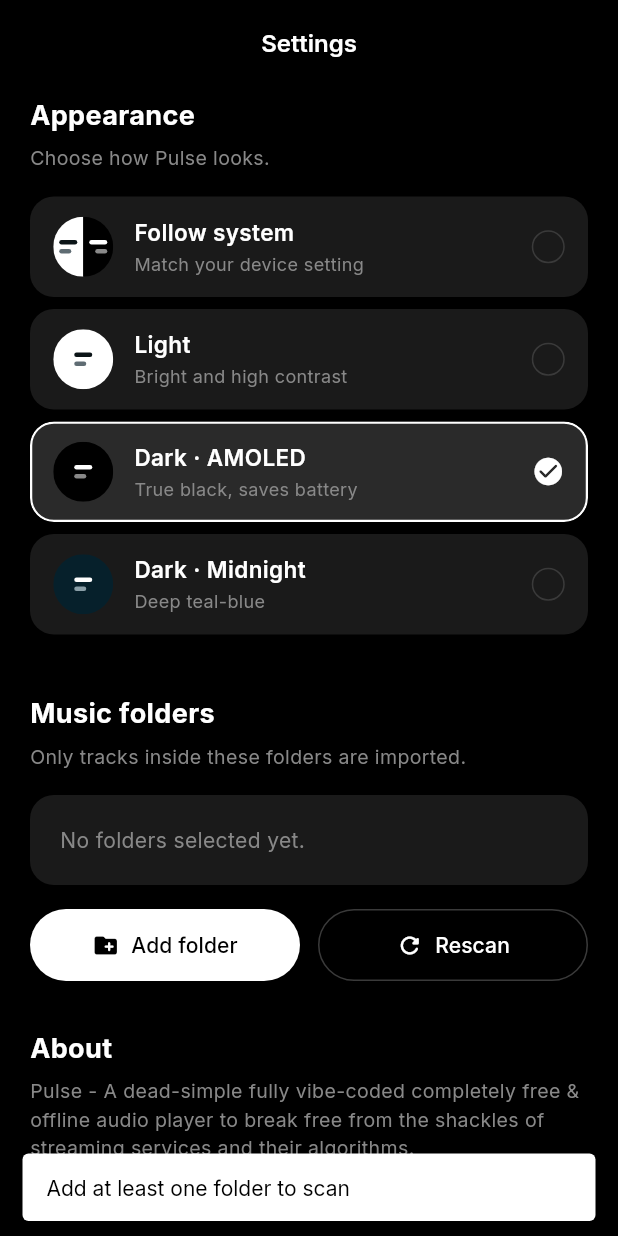
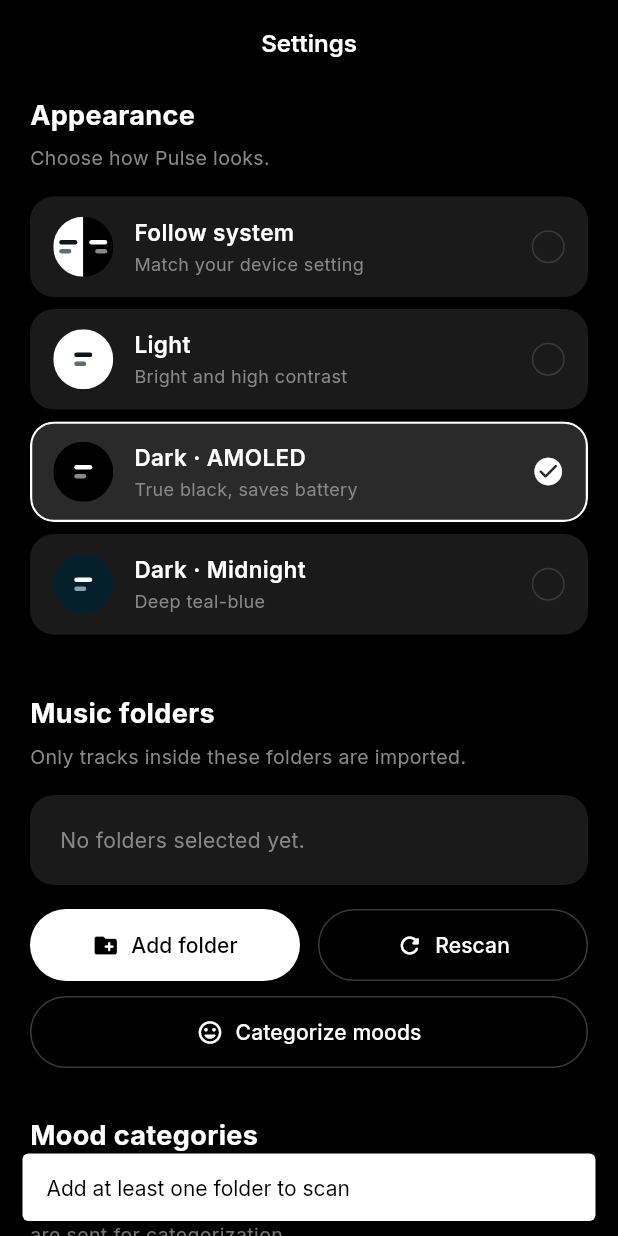
Before and after one commit to mrsanta79/pulse-audio-player, a Flutter app: the SettingsScreen screen opened by its route, after a tap on "Rescan", on a phone screen of 412 x 824 dp. Run offline on Flutter 3.47's test engine with Material 3 defaults, Android fonts, the phone set to English and light mode, and no system bars; our stand-ins replace audio_service, drift, file_picker, flutter_riverpod, flutter_secure_storage, go_router and 5 more; missing offline and left inert: media_metadata; accounts and stored records are empty; generated files the repository leaves out were written again.

Commit message:
feat(settings): add mood AI controls and run categorization after scans
Settings gets a Mood categories section for the OpenRouter key and model,
plus a progress bar and status message for categorization. Rescan now
scans first and then categorizes pending songs, and Categorize moods runs
the same pass without rereading folders. ScanButtons takes the new action
and wraps on narrow screens.

The About text now describes the mood feature, and the build number is no
longer shown in the version line.

Co-authored-by: Copilot <223556219+Copilot@users.noreply.github.com>

```diff
--- a/lib/features/settings/settings_screen.dart
+++ b/lib/features/settings/settings_screen.dart
@@ -7,7 +7,10 @@ import '../../core/theme/app_theme.dart';
 import '../../core/utils/storage_path.dart';
 import '../../data/repositories/providers.dart';
 import '../../data/services/folder_scanner_service.dart';
+import '../../data/services/openrouter_mood_service.dart';
 import 'widgets/appearance_section.dart';
+import 'widgets/mood_ai_section.dart';
+import 'widgets/mood_categorization_progress_bar.dart';
 import 'widgets/music_folders_section.dart';
 import 'widgets/scan_buttons.dart';
 import 'widgets/scan_progress_bar.dart';
@@ -22,14 +25,14 @@ class SettingsScreen extends ConsumerStatefulWidget {
 
 class _SettingsScreenState extends ConsumerState<SettingsScreen> {
   bool _scanning = false;
+  bool _categorizing = false;
   ScanProgress? _progress;
+  MoodCategorizationProgress? _moodProgress;
+  String? _moodStatus;
+  bool _moodStatusIsError = false;
   static const _appVersion = String.fromEnvironment(
     'FLUTTER_BUILD_NAME',
-    defaultValue: '1.1.4',
-  );
-  static const _appBuildNumber = String.fromEnvironment(
-    'FLUTTER_BUILD_NUMBER',
-    defaultValue: '3',
+    defaultValue: '1.2.0',
   );
 
   Future<bool> _ensurePermission() async {
@@ -52,6 +55,21 @@ class _SettingsScreenState extends ConsumerState<SettingsScreen> {
     ScaffoldMessenger.of(
       context,
     ).showSnackBar(SnackBar(content: Text(message)));
+  }
+
+  void _showMoodStatus(String message, {bool isError = false}) {
+    if (!mounted) return;
+    setState(() {
+      _moodStatus = message;
+      _moodStatusIsError = isError;
+    });
+    ref.read(moodCategorizationStatusProvider.notifier).state = (
+      message: message,
+      isError: isError,
+    );
+    ScaffoldMessenger.of(context).showSnackBar(
+      SnackBar(content: Text(message), duration: const Duration(seconds: 8)),
+    );
   }
 
   Future<void> _addFolder() async {
@@ -80,6 +98,7 @@ class _SettingsScreenState extends ConsumerState<SettingsScreen> {
   }
 
   Future<void> _rescan() async {
+    if (_scanning || _categorizing) return;
     final scanner = ref.read(scannerServiceProvider);
     final folders = await scanner.getScanFolders();
     if (folders.isEmpty) {
@@ -87,20 +106,93 @@ class _SettingsScreenState extends ConsumerState<SettingsScreen> {
       return;
     }
 
+    _startMoodOperation(scanning: true);
+    final paths = [for (final folder in folders) folder.path];
+    try {
+      await for (final progress in scanner.scanFolders(paths)) {
+        if (!mounted) return;
+        setState(() => _progress = progress);
+      }
+    } catch (error) {
+      if (!mounted) return;
+      setState(() => _scanning = false);
+      _showMessage('Library scan failed: $error');
+      return;
+    }
+
+    await _categorizeMoods();
+  }
+
+  void _startMoodOperation({bool scanning = false}) {
     setState(() {
-      _scanning = true;
-      _progress = const ScanProgress(scanned: 0, total: 0);
+      _scanning = scanning;
+      _categorizing = false;
+      _progress = scanning ? const ScanProgress(scanned: 0, total: 0) : null;
+      _moodProgress = const MoodCategorizationProgress(completed: 0, total: 0);
+      _moodStatus = null;
+      _moodStatusIsError = false;
+    });
+    ref.read(moodCategorizationStatusProvider.notifier).state = null;
+  }
+
+  Future<void> _categorizeMoodsOnly() async {
+    if (_scanning || _categorizing) return;
+    final tracks = await ref.read(allTracksProvider.future);
+    if (tracks.isEmpty) {
+      _showMoodStatus('There are no songs in your library to categorize.');
+      return;
+    }
+    _startMoodOperation();
+    await _categorizeMoods();
+  }
+
+  Future<void> _categorizeMoods() async {
+    if (!mounted) return;
+    setState(() {
+      _scanning = false;
+      _categorizing = true;
+      _moodProgress = const MoodCategorizationProgress(completed: 0, total: 0);
     });
 
-    final paths = [for (final folder in folders) folder.path];
-    await for (final progress in scanner.scanFolders(paths)) {
+    final scanner = ref.read(scannerServiceProvider);
+    var skipped = false;
+    try {
+      await for (final progress in scanner.categorizePendingMoods()) {
+        if (!mounted) return;
+        skipped = progress.skipped;
+        setState(() => _moodProgress = progress);
+      }
       if (!mounted) return;
-      setState(() => _progress = progress);
+      final result = _moodProgress;
+      setState(() {
+        _categorizing = false;
+        _moodProgress = null;
+      });
+      if (skipped) {
+        _showMoodStatus(
+          'Mood categorization skipped: add an OpenRouter API key below, then try again.',
+          isError: true,
+        );
+      } else if (result?.total == 0) {
+        _showMoodStatus(
+          'Mood categorization complete: all songs are up to date.',
+        );
+      } else {
+        _showMoodStatus(
+          'Mood categorization complete: ${result?.completed ?? 0} songs categorized.',
+        );
+      }
+    } catch (error) {
+      if (!mounted) return;
+      setState(() {
+        _categorizing = false;
+        _moodProgress = null;
+      });
+      _showMoodStatus(
+        'Mood categorization failed: $error. Save/check your OpenRouter settings, then try again.',
+        isError: true,
+      );
     }
-
-    if (!mounted) return;
-    setState(() => _scanning = false);
-    _showMessage('Scan complete, ${_progress?.scanned ?? 0} files processed');
   }
 
   @override
@@ -135,18 +227,56 @@ class _SettingsScreenState extends ConsumerState<SettingsScreen> {
           ),
           const SizedBox(height: 16),
           ScanButtons(
-            scanning: _scanning,
+            scanning: _scanning || _categorizing,
             onAddFolder: _addFolder,
             onRescan: _rescan,
+            onCategorizeMoods: _categorizeMoodsOnly,
           ),
           if (_scanning) ScanProgressBar(progress: _progress),
+          if (_categorizing)
+            MoodCategorizationProgressBar(progress: _moodProgress),
+          if (_moodStatus != null) ...[
+            const SizedBox(height: 12),
+            Container(
+              padding: const EdgeInsets.all(12),
+              decoration: BoxDecoration(
+                color: _moodStatusIsError
+                    ? Theme.of(context).colorScheme.errorContainer
+                    : palette.surface,
+                borderRadius: BorderRadius.circular(12),
+              ),
+              child: Row(
+                children: [
+                  Expanded(
+                    child: Text(
+                      _moodStatus!,
+                      style: TextStyle(
+                        color: _moodStatusIsError
+                            ? Theme.of(context).colorScheme.onErrorContainer
+                            : palette.textPrimary,
+                      ),
+                    ),
+                  ),
+                  if (_moodStatusIsError)
+                    TextButton(onPressed: _rescan, child: const Text('Retry')),
+                ],
+              ),
+            ),
+          ],
+          const SizedBox(height: AppSpacing.section + 8),
+          const SettingsSection(
+            title: 'Mood categories',
+            description:
+                'Use OpenRouter to sort songs into moods after a library scan. Title, artist, album, year, duration, and track number are sent for categorization.',
+            child: MoodAiSection(),
+          ),
           const SizedBox(height: 32),
           SettingsSection(
             title: 'About',
             description:
-                'Pulse - A dead-simple fully vibe-coded completely free & offline audio player to break free from the shackles of streaming services and their algorithms.',
+                'Pulse keeps playback and library data on your device. Optional Mood AI uses OpenRouter to categorize song metadata.',
             child: Text(
-              'Version $_appVersion ($_appBuildNumber)',
+              'Version $_appVersion',
               style: TextStyle(color: palette.textSecondary, fontSize: 13),
             ),
           ),
--- /dev/null
+++ b/lib/features/settings/widgets/mood_ai_section.dart
@@ -0,0 +1,170 @@
+import 'package:flutter/material.dart';
+import 'package:flutter_riverpod/flutter_riverpod.dart';
+
+import '../../../core/theme/app_theme.dart';
+import '../../../data/repositories/providers.dart';
+
+class MoodAiSection extends ConsumerStatefulWidget {
+  const MoodAiSection({super.key});
+
+  @override
+  ConsumerState<MoodAiSection> createState() => _MoodAiSectionState();
+}
+
+class _MoodAiSectionState extends ConsumerState<MoodAiSection> {
+  final _keyController = TextEditingController();
+  final _modelController = TextEditingController();
+  bool _loading = true;
+  bool _saving = false;
+  bool _hasKey = false;
+
+  @override
+  void initState() {
+    super.initState();
+    _load();
+  }
+
+  Future<void> _load() async {
+    try {
+      final service = ref.read(moodCategorizationServiceProvider);
+      final key = await service.getApiKey();
+      final model = await service.getModel();
+      if (!mounted) return;
+      setState(() {
+        _hasKey = key?.isNotEmpty == true;
+        _modelController.text = model;
+        _loading = false;
+      });
+    } catch (error) {
+      if (!mounted) return;
+      setState(() => _loading = false);
+      ScaffoldMessenger.of(context).showSnackBar(
+        SnackBar(content: Text('Could not load Mood AI settings: $error')),
+      );
+    }
+  }
+
+  @override
+  void dispose() {
+    _keyController.dispose();
+    _modelController.dispose();
+    super.dispose();
+  }
+
+  Future<void> _save() async {
+    if (_saving) return;
+    setState(() => _saving = true);
+    try {
+      final service = ref.read(moodCategorizationServiceProvider);
+      if (_keyController.text.isNotEmpty) {
+        await service.setApiKey(_keyController.text);
+        _keyController.clear();
+      }
+      if (_modelController.text.trim().isNotEmpty) {
+        await service.setModel(_modelController.text);
+      }
+      final key = await service.getApiKey();
+      if (!mounted) return;
+      setState(() {
+        _hasKey = key?.isNotEmpty == true;
+        _saving = false;
+      });
+      ref.read(moodCategorizationStatusProvider.notifier).state = null;
+      ScaffoldMessenger.of(
+        context,
+      ).showSnackBar(const SnackBar(content: Text('Mood AI settings saved')));
+    } catch (error) {
+      if (!mounted) return;
+      setState(() => _saving = false);
+      ScaffoldMessenger.of(context).showSnackBar(
+        SnackBar(content: Text('Could not save Mood AI settings: $error')),
+      );
+    }
+  }
+
+  Future<void> _removeKey() async {
+    if (_saving) return;
+    setState(() => _saving = true);
+    try {
+      await ref.read(moodCategorizationServiceProvider).setApiKey('');
+      if (!mounted) return;
+      setState(() {
+        _hasKey = false;
+        _saving = false;
+      });
+      ScaffoldMessenger.of(context).showSnackBar(
+        const SnackBar(content: Text('OpenRouter API key removed')),
+      );
+    } catch (error) {
+      if (!mounted) return;
+      setState(() => _saving = false);
+      ScaffoldMessenger.of(context).showSnackBar(
+        SnackBar(content: Text('Could not remove API key: $error')),
+      );
+    }
+  }
+
+  @override
+  Widget build(BuildContext context) {
+    final palette = AppColors.of(context);
+    if (_loading) {
+      return const Center(child: CircularProgressIndicator());
+    }
+    return Column(
+      crossAxisAlignment: CrossAxisAlignment.stretch,
+      children: [
+        TextField(
+          controller: _keyController,
+          obscureText: true,
+          autofillHints: const [AutofillHints.password],
+          decoration: InputDecoration(
+            labelText: _hasKey ? 'Replace API key' : 'OpenRouter API key',
+            helperText: _hasKey
+                ? 'A key is stored securely on this device.'
+                : 'Required to categorize songs. Get one from openrouter.ai/keys.',
+            prefixIcon: const Icon(Icons.key_rounded),
+          ),
+        ),
+        const SizedBox(height: 12),
+        TextField(
+          controller: _modelController,
+          autocorrect: false,
+          decoration: const InputDecoration(
+            labelText: 'Model ID',
+            helperText: 'Default: google/gemma-4-31b-it:free',
+            prefixIcon: Icon(Icons.smart_toy_rounded),
+          ),
+        ),
+        const SizedBox(height: 12),
+        Row(
+          children: [
+            Expanded(
+              child: FilledButton.icon(
+                onPressed: _saving ? null : _save,
+                icon: _saving
+                    ? const SizedBox(
+                        width: 18,
+                        height: 18,
+                        child: CircularProgressIndicator(strokeWidth: 2),
+                      )
+                    : const Icon(Icons.save_rounded),
+                label: Text(_saving ? 'Saving…' : 'Save'),
+              ),
+            ),
+            if (_hasKey) ...[
+              const SizedBox(width: 10),
+              IconButton(
+                tooltip: 'Remove API key',
+                onPressed: _saving ? null : _removeKey,
+                icon: Icon(
+                  Icons.delete_outline_rounded,
+                  color: palette.textSecondary,
+                ),
+              ),
+            ],
+          ],
+        ),
+      ],
+    );
+  }
+}
--- a/lib/features/settings/widgets/scan_buttons.dart
+++ b/lib/features/settings/widgets/scan_buttons.dart
@@ -2,18 +2,20 @@ import 'package:flutter/material.dart';
 
 import '../../../core/theme/app_theme.dart';
 
-/// "Add folder" and "Rescan", disabled while a scan is running.
+/// Music library actions, disabled while a scan or mood pass is running.
 class ScanButtons extends StatelessWidget {
   const ScanButtons({
     super.key,
     required this.scanning,
     required this.onAddFolder,
     required this.onRescan,
+    required this.onCategorizeMoods,
   });
 
   final bool scanning;
   final VoidCallback onAddFolder;
   final VoidCallback onRescan;
+  final VoidCallback onCategorizeMoods;
 
   @override
   Widget build(BuildContext context) {
@@ -23,10 +25,10 @@ class ScanButtons extends StatelessWidget {
       borderRadius: BorderRadius.circular(AppRadii.pill),
     );
 
-    return Row(
-      children: [
-        Expanded(
-          child: FilledButton.icon(
+    return LayoutBuilder(
+      builder: (context, constraints) {
+        final compact = constraints.maxWidth < 420;
+        final addFolder = FilledButton.icon(
           onPressed: scanning ? null : onAddFolder,
           icon: const Icon(Icons.create_new_folder_rounded),
           label: const Text('Add folder'),
@@ -36,11 +38,8 @@ class ScanButtons extends StatelessWidget {
             padding: verticalPadding,
             shape: pill,
           ),
-          ),
-        ),
-        const SizedBox(width: 12),
-        Expanded(
-          child: OutlinedButton.icon(
+        );
+        final rescan = OutlinedButton.icon(
           onPressed: scanning ? null : onRescan,
           icon: const Icon(Icons.refresh_rounded),
           label: const Text('Rescan'),
@@ -50,9 +49,46 @@ class ScanButtons extends StatelessWidget {
             side: BorderSide(color: palette.pillOutline),
             shape: pill,
           ),
+        );
+        final categorize = OutlinedButton.icon(
+          onPressed: scanning ? null : onCategorizeMoods,
+          icon: const Icon(Icons.mood_rounded),
+          label: const Text('Categorize moods'),
+          style: OutlinedButton.styleFrom(
+            foregroundColor: palette.textPrimary,
+            padding: verticalPadding,
+            side: BorderSide(color: palette.pillOutline),
+            shape: pill,
           ),
+        );
+
+        if (compact) {
+          return Column(
+            crossAxisAlignment: CrossAxisAlignment.stretch,
+            children: [
+              Row(
+                children: [
+                  Expanded(child: addFolder),
+                  const SizedBox(width: 12),
+                  Expanded(child: rescan),
+                ],
               ),
+              const SizedBox(height: 10),
+              categorize,
             ],
           );
         }
+
+        return Row(
+          children: [
+            Expanded(child: addFolder),
+            const SizedBox(width: 10),
+            Expanded(child: rescan),
+            const SizedBox(width: 10),
+            Expanded(child: categorize),
+          ],
+        );
+      },
+    );
   }
+}
```
Also changed, not shown: lib/features/settings/widgets/mood_categorization_progress_bar.dart (added, +41 -0 lines), 1 other file. Lines whose indentation alone changed are shown as unchanged.
